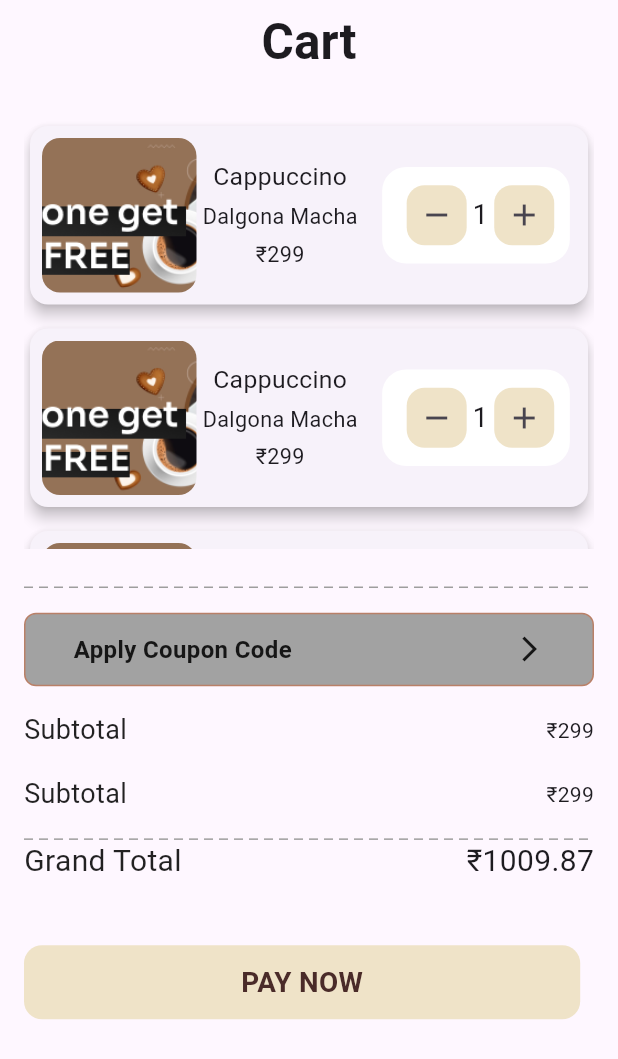
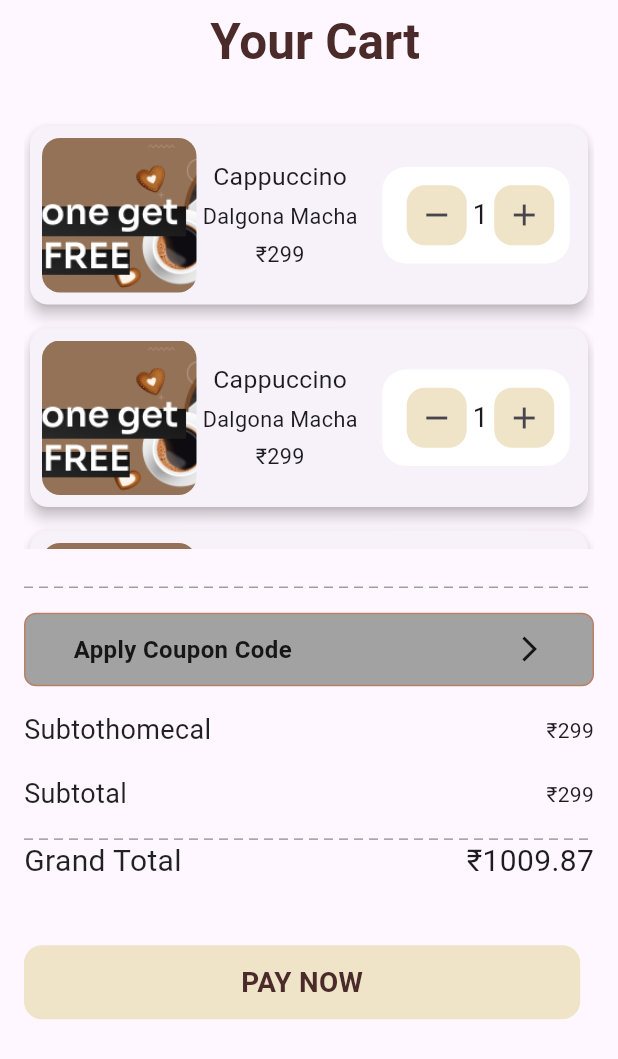
Before and after one commit to reemmohmed/Coffee, a Flutter app: the CartView screen opened directly, on a phone screen of 412 x 824 dp. Shown: the top 1059 px of the screen. Run offline on Flutter 3.47's test engine with Material 3 defaults, Android fonts, the phone set to English and light mode, and no system bars; drawn by our look-alikes of dotted_line; our stand-ins replace bloc, cached_network_image, dio, flutter_bloc, flutter_dotenv, flutter_map and 5 more; accounts and stored records are empty; network calls fail.

Commit message:
Refactor my_cart feature: Move cart and order views to presentation layer, implement delivery tracking view, and update navigation paths

```diff
--- a/lib/Featuers/home/presentation/view/widget/custom_grid-view.dart
+++ b/lib/Featuers/home/presentation/view/widget/custom_grid-view.dart
@@ -31,7 +31,9 @@ class CustomGridView extends StatelessWidget {
                 .toList(),
           );
         } else {
-          return const Center(child: Text("❌ Error loading products"));
+          return const Center(
+            child: Text("Something went wrong ,\n please try again later"),
+          );
         }
       },
     );
--- a/lib/Featuers/my_cart/view/cart_view.dart
+++ b/lib/Featuers/my_cart/presentation/view/cart_view.dart
@@ -18,7 +18,8 @@ class CartView extends StatelessWidget {
       appBar: AppBar(
         automaticallyImplyLeading: false,
         title: TitelTextWidget(
-          text: "Cart",
+          text: " Your Cart",
+          color: Color(0xff4A2B29),
           fontSize: size.width * 0.08,
           fontWeight: FontWeight.w600,
         ),
@@ -37,7 +38,7 @@ class CartView extends StatelessWidget {
             SizedBox(height: size.height * 0.02),
             CustomCouponCode(),
             SizedBox(height: size.height * 0.02),
-            CustomTax(textPrice: r"₹299", textnam: "Subtotal"),
+            CustomTax(textPrice: r"₹299", textnam: "Subtothomecal"),
             SizedBox(height: size.height * 0.02),
             CustomTax(textPrice: r"₹299", textnam: "Subtotal"),
             SizedBox(height: size.height * 0.02),
--- a/lib/Featuers/my_cart/view/order_view.dart
+++ b/lib/Featuers/my_cart/presentation/view/order_view.dart
@@ -1,4 +1,4 @@
-import 'package:coffee_app/Featuers/my_cart/view/DeliveryTracking_view.dart';
+import 'package:coffee_app/Featuers/my_cart/presentation/view/DeliveryTracking_view.dart';
 import 'package:flutter/material.dart';
 
 class OrderView extends StatelessWidget {
--- a/lib/Featuers/nave_bar/presentation/view/nave_bar_view.dart
+++ b/lib/Featuers/nave_bar/presentation/view/nave_bar_view.dart
@@ -1,6 +1,6 @@
 import 'package:coffee_app/Featuers/search/view/search_view.dart';
 import 'package:coffee_app/Featuers/home/presentation/view/home_view.dart';
-import 'package:coffee_app/Featuers/my_cart/view/cart_view.dart';
+import 'package:coffee_app/Featuers/my_cart/presentation/view/cart_view.dart';
 import 'package:coffee_app/Featuers/profile/view/profile_view.dart';
 import 'package:coffee_app/Featuers/nave_bar/presentation/mange/nave_bar_cubit.dart';
 import 'package:flutter/material.dart';
--- a/lib/Featuers/profile/view/profile_view.dart
+++ b/lib/Featuers/profile/view/profile_view.dart
@@ -1,5 +1,5 @@
-import 'package:coffee_app/Featuers/my_cart/view/cart_view.dart';
-import 'package:coffee_app/Featuers/my_cart/view/order_view.dart';
+import 'package:coffee_app/Featuers/my_cart/presentation/view/cart_view.dart';
+import 'package:coffee_app/Featuers/my_cart/presentation/view/order_view.dart';
 import 'package:coffee_app/Featuers/profile/view/image_circlle_avatar.dart';
 import 'package:coffee_app/Featuers/profile/view/widget/custom_list_titel.dart';
 import 'package:coffee_app/Featuers/profile/view/widget/custom_logout.dart';
```
Also changed, not shown: lib/Featuers/home/presentation/mange/Home_Cubit/home_cubit_cubit.dart (+1 -64 lines), lib/Featuers/search/view/search_view.dart (+35 -26 lines), lib/Featuers/my_cart/presentation/view/DeliveryTracking_view.dart (renamed from lib/Featuers/my_cart/view/DeliveryTracking_view.dart).
